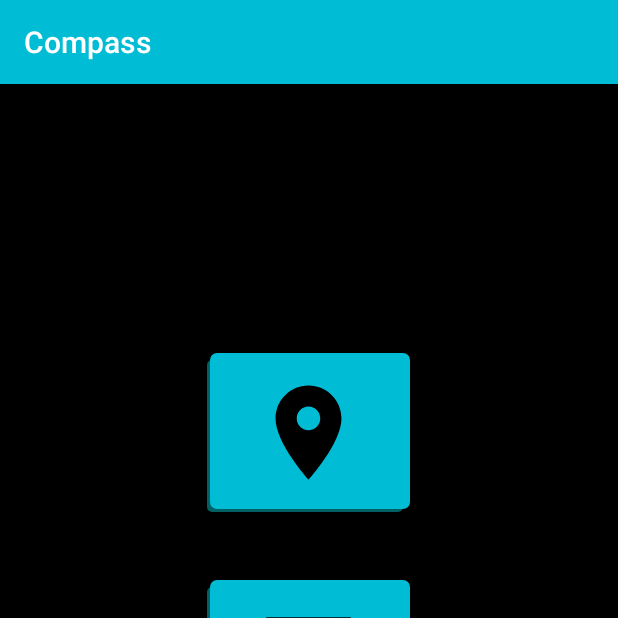
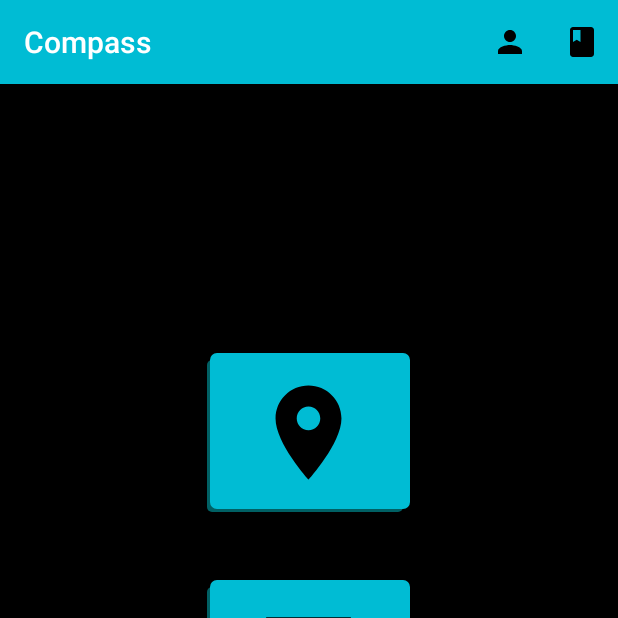
Before and after one commit to isabellagc/compass, an Android app: the screen it shows after launch (MainActivity), on a phone screen of 412 x 824 dp, the top half of it. Run offline under Robolectric (Android 15) with nearby library versions, the phone set to English and light mode, and no system bars.

Commit message:
added icons to action bar

```diff
--- /dev/null
+++ b/app/src/main/res/drawable/ic_book.xml
@@ -0,0 +1,9 @@
+<vector xmlns:android="http://schemas.android.com/apk/res/android"
+        android:width="24dp"
+        android:height="24dp"
+        android:viewportWidth="24.0"
+        android:viewportHeight="24.0">
+    <path
+        android:fillColor="#FF000000"
+        android:pathData="M18,2H6c-1.1,0 -2,0.9 -2,2v16c0,1.1 0.9,2 2,2h12c1.1,0 2,-0.9 2,-2V4c0,-1.1 -0.9,-2 -2,-2zM6,4h5v8l-2.5,-1.5L6,12V4z"/>
+</vector>
--- /dev/null
+++ b/app/src/main/res/drawable/ic_person.xml
@@ -0,0 +1,9 @@
+<vector xmlns:android="http://schemas.android.com/apk/res/android"
+        android:width="24dp"
+        android:height="24dp"
+        android:viewportWidth="24.0"
+        android:viewportHeight="24.0">
+    <path
+        android:fillColor="#FF000000"
+        android:pathData="M12,12c2.21,0 4,-1.79 4,-4s-1.79,-4 -4,-4 -4,1.79 -4,4 1.79,4 4,4zM12,14c-2.67,0 -8,1.34 -8,4v2h16v-2c0,-2.66 -5.33,-4 -8,-4z"/>
+</vector>
--- a/app/src/main/res/menu/main_menu.xml
+++ b/app/src/main/res/menu/main_menu.xml
@@ -1,4 +1,14 @@
 <?xml version="1.0" encoding="utf-8"?>
-<menu xmlns:android="http://schemas.android.com/apk/res/android">
+<menu xmlns:app="http://schemas.android.com/apk/res-auto"
+    xmlns:android="http://schemas.android.com/apk/res/android">
 
+    <item
+        android:id="@+id/profile"
+        android:icon="@drawable/ic_person"
+        android:title="Item"
+        app:showAsAction="always" />
+    <item
+        android:icon="@drawable/ic_book"
+        android:title="Item"
+        app:showAsAction="always" />
 </menu>
```
